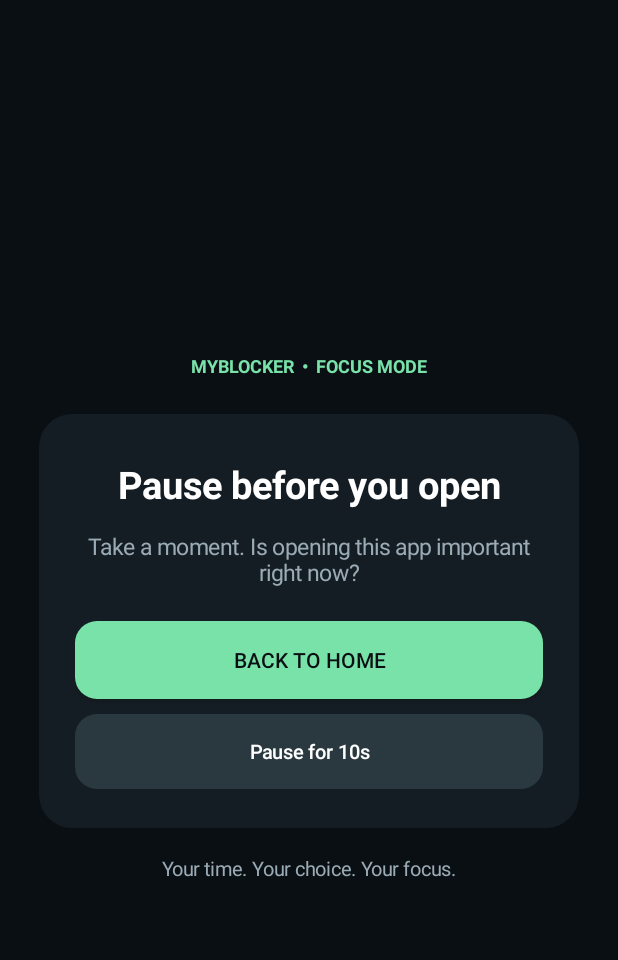
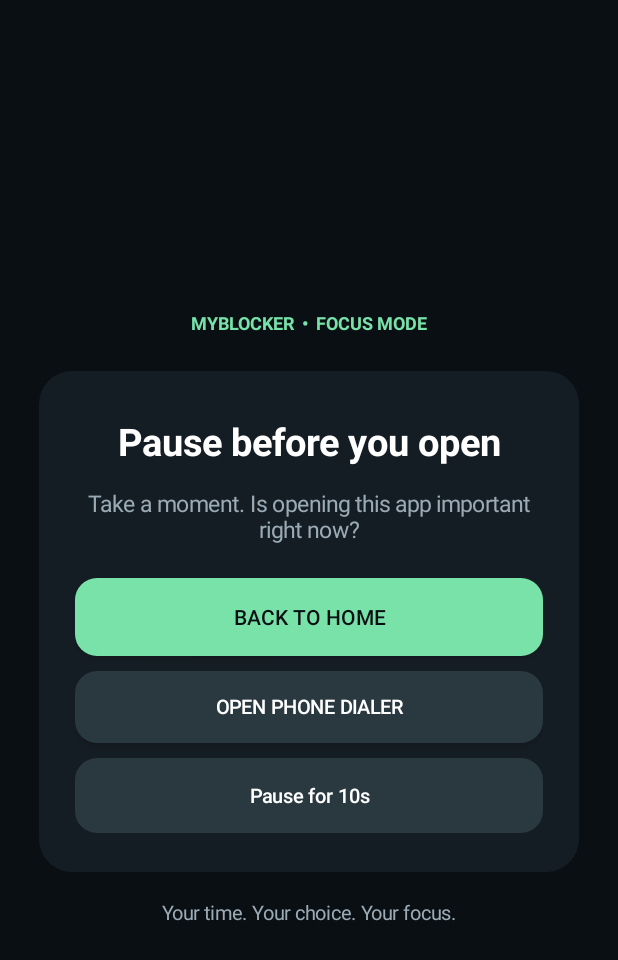
Before and after one commit to addresscomin/Dex, an Android app: the BlockActivity screen opened directly, with no data from a screen before it, on a phone screen of 412 x 824 dp. Shown: the top 960 px of the screen. Run offline under Robolectric (Android 15) with nearby library versions, the phone set to English and light mode, and no system bars.

Commit message:
Add phone dialer shortcut to blocker screen

```diff
--- a/Blocker/app/src/main/java/com/me/blocker/BlockActivity.kt
+++ b/Blocker/app/src/main/java/com/me/blocker/BlockActivity.kt
@@ -59,6 +59,12 @@ class BlockActivity : Activity() {
             setOnClickListener { goHome() }
         }
         card.addView(home, LinearLayout.LayoutParams(-1, dp(52)))
+        val dial = Button(this).apply {
+            text = "OPEN PHONE DIALER"; isAllCaps = false; textSize = 13f
+            setTextColor(Color.WHITE); background = panel(Color.rgb(42, 56, 64), 15)
+            setOnClickListener { try { startActivity(Intent(Intent.ACTION_DIAL)) } catch (_: Exception) { } }
+        }
+        card.addView(dial, LinearLayout.LayoutParams(-1, dp(48)).apply { topMargin = dp(10) })
         if (mode == "intent") {
             val cont = Button(this).apply {
                 isEnabled = false; isAllCaps = false; textSize = 13f
```
